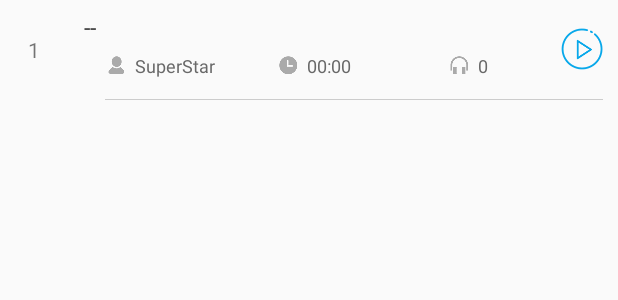
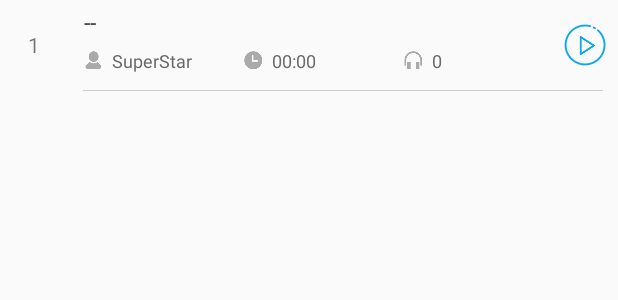
Before and after one commit to YangChengTeam/sleepmm, an Android app: the layout item_user_music_list.xml on its own in the app's theme, with its tools: preview values and no code run, on a phone screen of 412 x 824 dp. Shown: the top 300 px of the screen. Run offline under Robolectric (Android 15) with nearby library versions, the phone set to English and light mode, and no system bars.

Commit message:
提交spa播放

```diff
--- a/app/src/main/java/com/yc/sleepmm/sleep/adapter/UserSleepAdapter.java
+++ b/app/src/main/java/com/yc/sleepmm/sleep/adapter/UserSleepAdapter.java
@@ -47,8 +47,8 @@ public class UserSleepAdapter extends BaseQuickAdapter<MusicInfo, BaseViewHolder
 
             helper.setText(R.id.tv_item_name, musicInfo.getTitle()).setText(R.id.tv_head_sing_user, musicInfo.getAuthor_title())
                     .setText(R.id.tv_head_sing_time, DateUtil.getTimeLengthString((int) (second)))
-                    .setText(R.id.tv_head_listen_count, !StringUtils.isEmpty(musicInfo.getPlay_num()) ? musicInfo.getPlay_num() + "" :"0")
-                    .setText(R.id.tv_item_num, (helper.getAdapterPosition() + 1) + "");
+                    .setText(R.id.tv_head_listen_count, !StringUtils.isEmpty(musicInfo.getPlay_num()) ? musicInfo.getPlay_num() + "" : "0")
+                    .setText(R.id.tv_item_num, (helper.getAdapterPosition()) + "");
 
 
             switch (musicInfo.getPlauStatus()) {
--- a/app/src/main/java/com/yc/sleepmm/sleep/ui/activity/SleepDetailActivity.java
+++ b/app/src/main/java/com/yc/sleepmm/sleep/ui/activity/SleepDetailActivity.java
@@ -289,6 +289,7 @@ public class SleepDetailActivity extends BaseActivity<SpaDetailPresenter> implem
                 int position = (int) (Math.random() * data.getLists().size());
                 MusicPlayerManager.getInstance().playMusic(data.getLists(), position);
             } else {
+
                 MusicPlayerManager.getInstance().playMusic(musicInfo);
             }
 
--- a/app/src/main/res/layout/item_user_music_list.xml
+++ b/app/src/main/res/layout/item_user_music_list.xml
@@ -35,7 +35,7 @@
 
         <LinearLayout
             android:layout_width="0dp"
-            android:layout_height="66dp"
+            android:layout_height="60dp"
             android:layout_centerVertical="true"
             android:layout_toRightOf="@+id/re_icon_item_view"
             android:layout_weight="1"
@@ -71,7 +71,7 @@
                         android:layout_width="0dp"
                         android:layout_height="wrap_content"
                         android:layout_weight="1"
-                        android:gravity="center">
+                      >
 
                         <TextView
                             android:id="@+id/tv_head_sing_user"
@@ -89,7 +89,7 @@
                         android:layout_width="0dp"
                         android:layout_height="wrap_content"
                         android:layout_weight="1"
-                        android:gravity="center">
+                        >
 
                         <TextView
                             android:id="@+id/tv_head_sing_time"
@@ -107,7 +107,7 @@
                         android:layout_width="0dp"
                         android:layout_height="wrap_content"
                         android:layout_weight="1"
-                        android:gravity="center">
+                        >
 
                         <TextView
                             android:id="@+id/tv_head_listen_count"
@@ -132,7 +132,7 @@
             android:layout_gravity="center_vertical"
             android:layout_weight="0"
             android:background="?attr/selectableItemBackground"
-            android:padding="10dp">
+            android:paddingRight="@dimen/dp_10">
 
             <ImageView
                 android:id="@+id/ic_item_play"
@@ -145,7 +145,7 @@
     <View
         android:layout_width="match_parent"
         android:layout_height="0.5dp"
-        android:layout_marginLeft="70dp"
+        android:layout_marginLeft="55dp"
         android:layout_marginRight="10dp"
         android:background="@color/gray"/>
 </LinearLayout>
--- a/music-player-lib/src/main/java/com/music/player/lib/service/MusicPlayerService.java
+++ b/music-player-lib/src/main/java/com/music/player/lib/service/MusicPlayerService.java
@@ -804,7 +804,7 @@ public class MusicPlayerService extends BaseService implements IMediaPlayer.OnPr
 
     private int getPlayPosition() {
         if (mediaPlayerNoEmpty()) {
-            return 0;
+            return mPlayPosition;
         }
         return -1;
     }
--- a/music-player-lib/src/main/java/com/music/player/lib/view/MusicPlayerController.java
+++ b/music-player-lib/src/main/java/com/music/player/lib/view/MusicPlayerController.java
@@ -151,6 +151,7 @@ public class MusicPlayerController extends FrameLayout implements Observer, OnUs
                 }
             }
         };
+        setVisivable(true);
         mBtnLast.setOnClickListener(onClickListener);
         mBtnNext.setOnClickListener(onClickListener);
         mIcPlayMode.setOnClickListener(onClickListener);
@@ -701,4 +702,9 @@ public class MusicPlayerController extends FrameLayout implements Observer, OnUs
     public void setOnClickEventListener(OnClickEventListener onClickEventListener) {
         mOnClickEventListener = onClickEventListener;
     }
+
+    public void setVisivable(boolean isShow) {
+        mBtnNext.setVisibility(isShow ? VISIBLE : GONE);
+        mBtnLast.setVisibility(isShow ? VISIBLE : GONE);
+    }
 }
```
